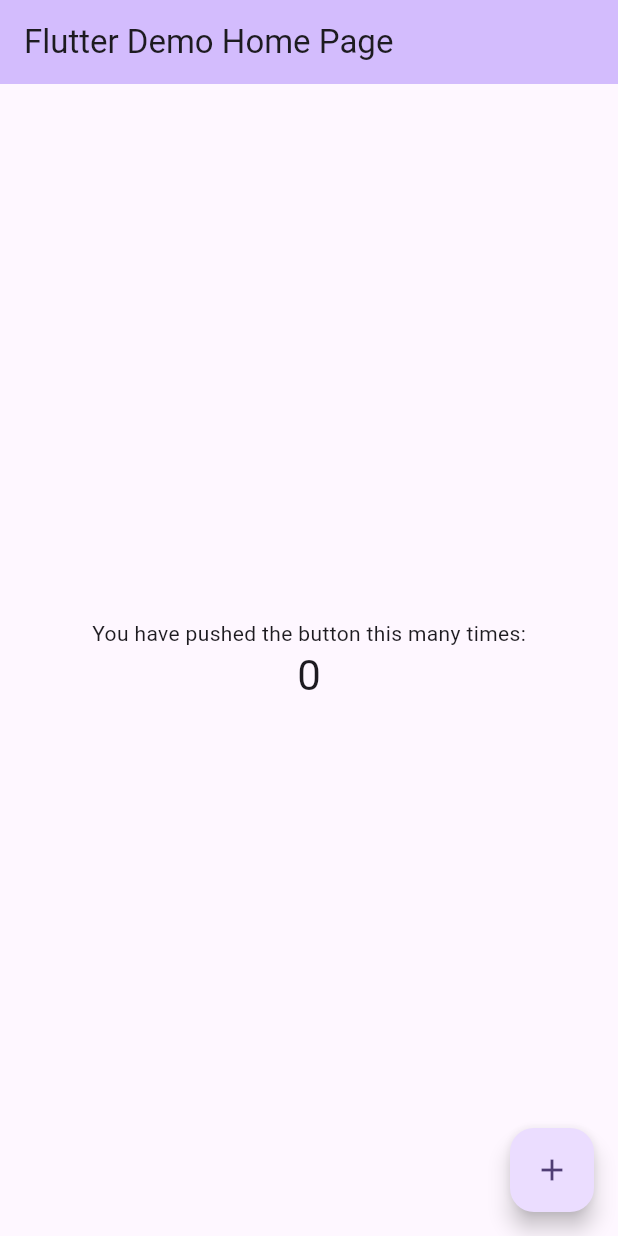
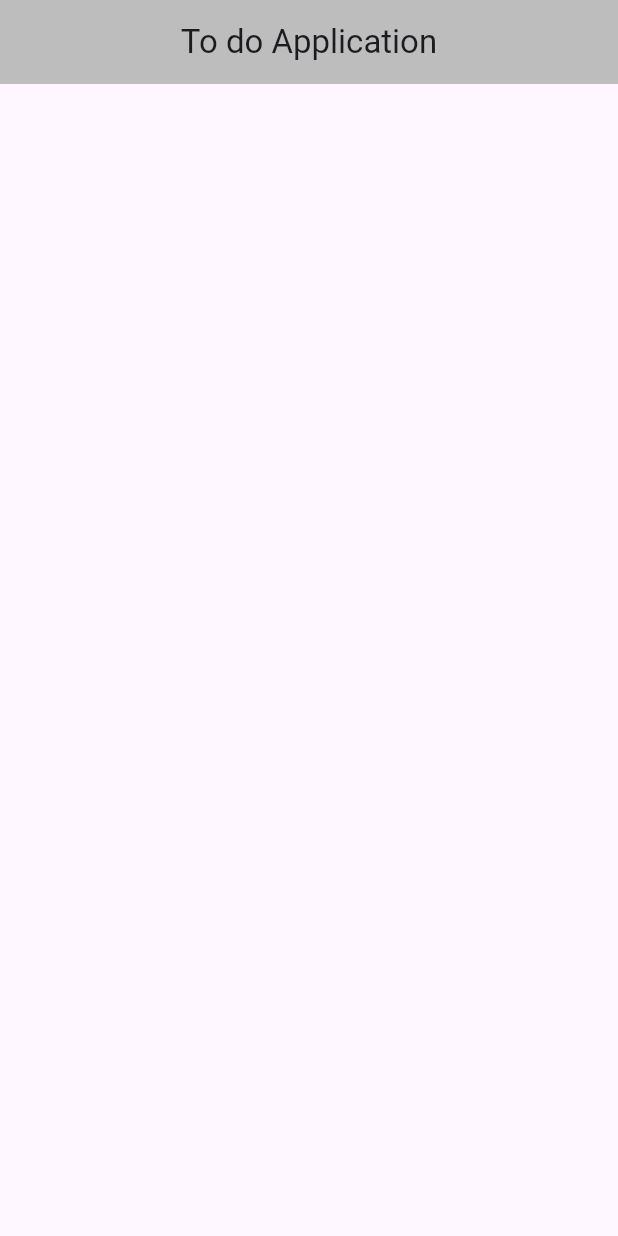
Before and after one commit to Majok-Bol/check_list, a Flutter app: the screen it shows after launch, on a phone screen of 412 x 824 dp. Run offline on Flutter 3.47's test engine with Material 3 defaults, Android fonts, the phone set to English and light mode, and no system bars.

```diff
--- /dev/null
+++ b/lib/Database/database.dart
@@ -0,0 +1 @@
+//handle database integration
--- /dev/null
+++ b/lib/Pages/home_page.dart
@@ -0,0 +1,16 @@
+//handle home page
+import 'package:flutter/material.dart';
+class HomePage extends StatefulWidget{
+  @override
+  const HomePage({super.key});
+  //create state to manage widget rebuild
+  HomePageState createState()=>HomePageState();
+}
+class HomePageState extends State<HomePage>{
+  @override
+  Widget build(BuildContext context){
+    return Scaffold(
+      appBar: AppBar(title: Text('To do Application'),centerTitle: true,backgroundColor: Colors.grey.shade400,elevation: 0,),
+    );
+  }
+}
--- /dev/null
+++ b/lib/Pages/to_do_tile.dart
@@ -0,0 +1 @@
+//handle list builder items
--- a/lib/main.dart
+++ b/lib/main.dart
@@ -1,122 +1,15 @@
 import 'package:flutter/material.dart';
-
-void main() {
-  runApp(const MyApp());
+import 'package:check_list/Pages/home_page.dart';
+void main(){
+  runApp(MyApp());
 }
-
-class MyApp extends StatelessWidget {
+class MyApp extends StatelessWidget{
   const MyApp({super.key});
-
-  // This widget is the root of your application.
   @override
-  Widget build(BuildContext context) {
+  Widget build(BuildContext context){
     return MaterialApp(
-      title: 'Flutter Demo',
-      theme: ThemeData(
-        // This is the theme of your application.
-        //
-        // TRY THIS: Try running your application with "flutter run". You'll see
-        // the application has a purple toolbar. Then, without quitting the app,
-        // try changing the seedColor in the colorScheme below to Colors.green
-        // and then invoke "hot reload" (save your changes or press the "hot
-        // reload" button in a Flutter-supported IDE, or press "r" if you used
-        // the command line to start the app).
-        //
-        // Notice that the counter didn't reset back to zero; the application
-        // state is not lost during the reload. To reset the state, use hot
-        // restart instead.
-        //
-        // This works for code too, not just values: Most code changes can be
-        // tested with just a hot reload.
-        colorScheme: ColorScheme.fromSeed(seedColor: Colors.deepPurple),
-      ),
-      home: const MyHomePage(title: 'Flutter Demo Home Page'),
+      debugShowCheckedModeBanner: false,
+      home: HomePage(),
     );
   }
 }
-
-class MyHomePage extends StatefulWidget {
-  const MyHomePage({super.key, required this.title});
-
-  // This widget is the home page of your application. It is stateful, meaning
-  // that it has a State object (defined below) that contains fields that affect
-  // how it looks.
-
-  // This class is the configuration for the state. It holds the values (in this
-  // case the title) provided by the parent (in this case the App widget) and
-  // used by the build method of the State. Fields in a Widget subclass are
-  // always marked "final".
-
-  final String title;
-
-  @override
-  State<MyHomePage> createState() => _MyHomePageState();
-}
-
-class _MyHomePageState extends State<MyHomePage> {
-  int _counter = 0;
-
-  void _incrementCounter() {
-    setState(() {
-      // This call to setState tells the Flutter framework that something has
-      // changed in this State, which causes it to rerun the build method below
-      // so that the display can reflect the updated values. If we changed
-      // _counter without calling setState(), then the build method would not be
-      // called again, and so nothing would appear to happen.
-      _counter++;
-    });
-  }
-
-  @override
-  Widget build(BuildContext context) {
-    // This method is rerun every time setState is called, for instance as done
-    // by the _incrementCounter method above.
-    //
-    // The Flutter framework has been optimized to make rerunning build methods
-    // fast, so that you can just rebuild anything that needs updating rather
-    // than having to individually change instances of widgets.
-    return Scaffold(
-      appBar: AppBar(
-        // TRY THIS: Try changing the color here to a specific color (to
-        // Colors.amber, perhaps?) and trigger a hot reload to see the AppBar
-        // change color while the other colors stay the same.
-        backgroundColor: Theme.of(context).colorScheme.inversePrimary,
-        // Here we take the value from the MyHomePage object that was created by
-        // the App.build method, and use it to set our appbar title.
-        title: Text(widget.title),
-      ),
-      body: Center(
-        // Center is a layout widget. It takes a single child and positions it
-        // in the middle of the parent.
-        child: Column(
-          // Column is also a layout widget. It takes a list of children and
-          // arranges them vertically. By default, it sizes itself to fit its
-          // children horizontally, and tries to be as tall as its parent.
-          //
-          // Column has various properties to control how it sizes itself and
-          // how it positions its children. Here we use mainAxisAlignment to
-          // center the children vertically; the main axis here is the vertical
-          // axis because Columns are vertical (the cross axis would be
-          // horizontal).
-          //
-          // TRY THIS: Invoke "debug painting" (choose the "Toggle Debug Paint"
-          // action in the IDE, or press "p" in the console), to see the
-          // wireframe for each widget.
-          mainAxisAlignment: MainAxisAlignment.center,
-          children: <Widget>[
-            const Text('You have pushed the button this many times:'),
-            Text(
-              '$_counter',
-              style: Theme.of(context).textTheme.headlineMedium,
-            ),
-          ],
-        ),
-      ),
-      floatingActionButton: FloatingActionButton(
-        onPressed: _incrementCounter,
-        tooltip: 'Increment',
-        child: const Icon(Icons.add),
-      ), // This trailing comma makes auto-formatting nicer for build methods.
-    );
-  }
-}
```
Also changed, not shown: lib/Pages/buttons.dart (added, +19 -0 lines), lib/Pages/dialog_box.dart (added, +53 -0 lines).
